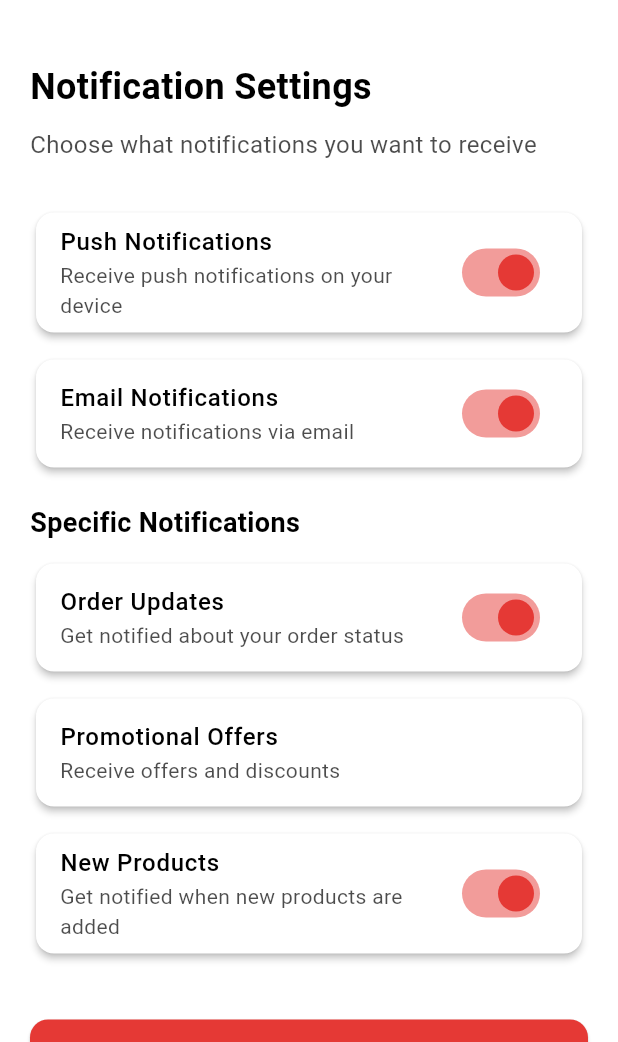
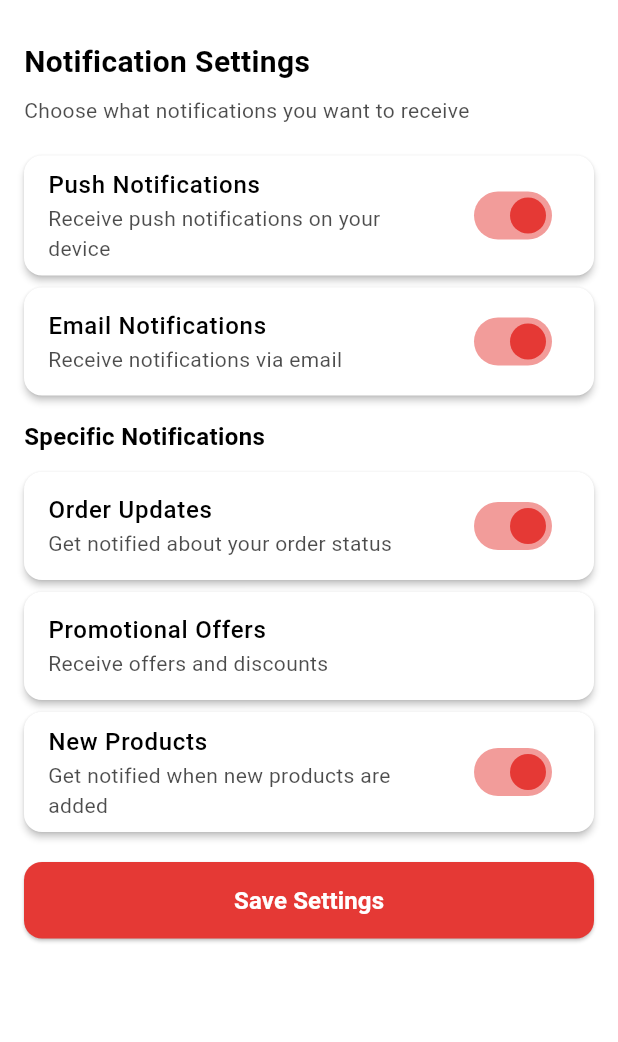
Before and after one commit to Terry294-byte/shopp_campus, a Flutter app: the NotificationsScreen screen opened directly, tab 2 chosen, on a phone screen of 412 x 824 dp, the part 194-1236 px from its top. Run offline on Flutter 3.47's test engine with Material 3 defaults, Android fonts, the phone set to English and light mode, and no system bars; our stand-ins replace cloud_firestore, fancy_shimmer_image, firebase_auth, firebase_core, firebase_storage, flutter_iconly and 4 more; accounts and stored records are empty.

```diff
--- a/lib/main.dart
+++ b/lib/main.dart
@@ -5,6 +5,7 @@ import 'package:smartshop/firebase_options.dart';
 import 'package:smartshop/screens/auth/login_screen.dart';
 import 'package:smartshop/providers/cart_provider.dart';
 import 'package:smartshop/providers/wishlist_provider.dart';
+import 'package:smartshop/providers/notification_provider.dart';
 import 'package:smartshop/screens/roots_screen.dart';
 import 'screens/theme_provider.dart';
 import 'constants/theme_data.dart';
@@ -33,6 +34,7 @@ void main() async {
         ChangeNotifierProvider(create: (_) => ThemeProvider()),
         ChangeNotifierProvider(create: (_) => CartProvider()),
         ChangeNotifierProvider(create: (_) => WishlistProvider()),
+        ChangeNotifierProvider(create: (_) => NotificationProvider()),
         Provider(create: (_) => AuthService()),
         Provider(create: (_) => ProductService()),
         Provider(create: (_) => ToastService()),
--- a/lib/screens/notifications_screen.dart
+++ b/lib/screens/notifications_screen.dart
@@ -40,6 +40,7 @@ class _NotificationsScreenState extends State<NotificationsScreen>
     final isDark = Theme.of(context).brightness == Brightness.dark;
 
     return Scaffold(
+      resizeToAvoidBottomInset: true,
       appBar: AppBar(
         title: const Text('Notifications'),
         backgroundColor: isDark ? AppColors.darkGrey : AppColors.primaryRed,
@@ -61,8 +62,12 @@ class _NotificationsScreenState extends State<NotificationsScreen>
           ],
         ),
       ),
-      body: TabBarView(
+      body: Column(
+        children: [
+          Expanded(
+            child: TabBarView(
               controller: _tabController,
+              physics: const BouncingScrollPhysics(),
               children: [
                 // Notifications Tab
                 Consumer<NotificationProvider>(
@@ -85,32 +90,35 @@ class _NotificationsScreenState extends State<NotificationsScreen>
                 Consumer<NotificationProvider>(
                   builder: (context, provider, child) {
                     return SingleChildScrollView(
-                padding: const EdgeInsets.all(20.0),
+                      physics: const BouncingScrollPhysics(),
+                      padding: const EdgeInsets.fromLTRB(16, 16, 16, 100),
                       child: Column(
                         crossAxisAlignment: CrossAxisAlignment.start,
+                        mainAxisSize: MainAxisSize.min,
                         children: [
-                    const SizedBox(height: 20),
+                          const SizedBox(height: 10),
                           Text(
                             'Notification Settings',
                             style: TextStyle(
-                        fontSize: 24,
+                              fontSize: 20,
                               fontWeight: FontWeight.bold,
                               color: isDark ? AppColors.white : AppColors.black,
                             ),
                           ),
-                    const SizedBox(height: 10),
+                          const SizedBox(height: 8),
                           Text(
                             'Choose what notifications you want to receive',
                             style: TextStyle(
-                        fontSize: 16,
+                              fontSize: 14,
                               color: isDark ? AppColors.white.withOpacity(0.7) : AppColors.black.withOpacity(0.7),
                             ),
                           ),
-                    const SizedBox(height: 30),
+                          const SizedBox(height: 20),
 
                           // Push Notifications
                           Card(
                             elevation: 2,
+                            margin: const EdgeInsets.only(bottom: 8),
                             child: SwitchListTile(
                               title: Text(
                                 'Push Notifications',
@@ -133,11 +141,10 @@ class _NotificationsScreenState extends State<NotificationsScreen>
                             ),
                           ),
 
-                    const SizedBox(height: 10),
-
                           // Email Notifications
                           Card(
                             elevation: 2,
+                            margin: const EdgeInsets.only(bottom: 16),
                             child: SwitchListTile(
                               title: Text(
                                 'Email Notifications',
@@ -160,20 +167,20 @@ class _NotificationsScreenState extends State<NotificationsScreen>
                             ),
                           ),
 
-                    const SizedBox(height: 20),
                           Text(
                             'Specific Notifications',
                             style: TextStyle(
-                        fontSize: 18,
+                              fontSize: 16,
                               fontWeight: FontWeight.bold,
                               color: isDark ? AppColors.white : AppColors.black,
                             ),
                           ),
-                    const SizedBox(height: 10),
+                          const SizedBox(height: 12),
 
                           // Order Updates
                           Card(
                             elevation: 2,
+                            margin: const EdgeInsets.only(bottom: 8),
                             child: SwitchListTile(
                               title: Text(
                                 'Order Updates',
@@ -196,11 +203,10 @@ class _NotificationsScreenState extends State<NotificationsScreen>
                             ),
                           ),
 
-                    const SizedBox(height: 10),
-
                           // Promotional Offers
                           Card(
                             elevation: 2,
+                            margin: const EdgeInsets.only(bottom: 8),
                             child: SwitchListTile(
                               title: Text(
                                 'Promotional Offers',
@@ -223,11 +229,10 @@ class _NotificationsScreenState extends State<NotificationsScreen>
                             ),
                           ),
 
-                    const SizedBox(height: 10),
-
                           // New Products
                           Card(
                             elevation: 2,
+                            margin: const EdgeInsets.only(bottom: 20),
                             child: SwitchListTile(
                               title: Text(
                                 'New Products',
@@ -250,19 +255,28 @@ class _NotificationsScreenState extends State<NotificationsScreen>
                             ),
                           ),
 
-                    const SizedBox(height: 40),
                           SizedBox(
                             width: double.infinity,
                             child: ElevatedButton(
-                        onPressed: () {
+                              onPressed: () async {
+                                // Get current settings from provider
+                                final currentSettings = provider.settings;
+
+                                // Save settings using provider method
+                                await provider.updateSettings(currentSettings);
+
+                                // Show success message
                                 ScaffoldMessenger.of(context).showSnackBar(
-                            const SnackBar(content: Text('Notification settings saved!')),
+                                  const SnackBar(
+                                    content: Text('Notification settings saved successfully!'),
+                                    backgroundColor: Colors.green,
+                                  ),
                                 );
                               },
                               style: ElevatedButton.styleFrom(
                                 backgroundColor: AppColors.primaryRed,
                                 foregroundColor: AppColors.white,
-                          padding: const EdgeInsets.symmetric(vertical: 16),
+                                padding: const EdgeInsets.symmetric(vertical: 14),
                                 shape: RoundedRectangleBorder(
                                   borderRadius: BorderRadius.circular(12),
                                 ),
@@ -277,6 +291,9 @@ class _NotificationsScreenState extends State<NotificationsScreen>
                       ),
                     );
                   },
+                ),
+              ],
+            ),
           ),
         ],
       ),
--- a/pubspec.yaml
+++ b/pubspec.yaml
@@ -51,6 +51,7 @@ dependencies:
   crypto: ^3.0.3
   cloud_functions: 6.0.0
   fluttertoast: ^9.0.0
+  url_launcher: ^6.3.0
 
 
 flutter_launcher_icons:
```
Also changed, not shown: lib/screens/admin_dashboard_screen.dart (+4 -4 lines), lib/screens/cart/checkout_screen.dart (+12 -0 lines), deps.txt (added), 11 other files. Lines whose indentation alone changed are shown as unchanged.
